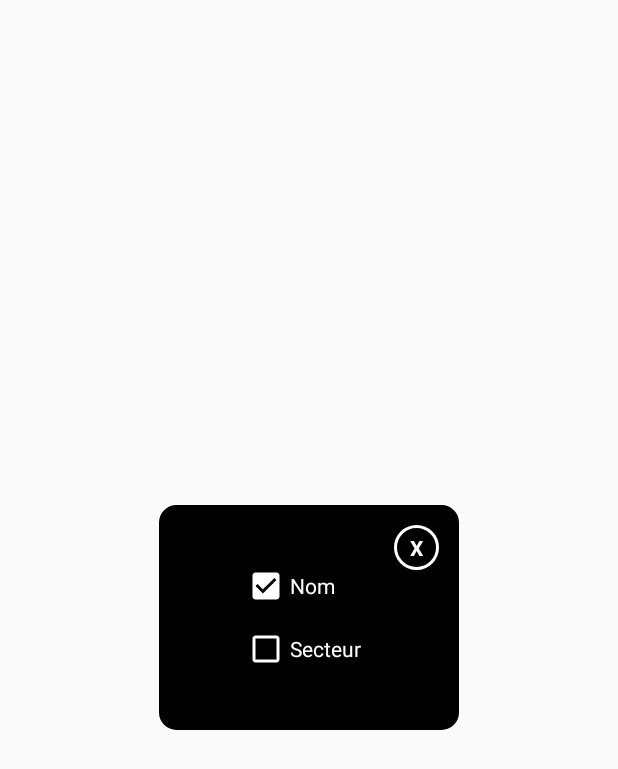
After one commit to HunteRoi/bepway.front.mobile, an Android app: the layout filter_popup.xml on its own in the app's theme, with its tools: preview values and no code run, on a phone screen of 412 x 824 dp. The commit adds this screen. Shown: the top 769 px of the screen. Run offline under Robolectric (Android 15) with nearby library versions, the phone set to English and light mode, and no system bars; network calls fail.

Commit message:
Rework research + filter look

```diff
--- a/App/BepWay/app/src/main/java/com/henallux/bepway/dataAccess/ZoningDAO.java
+++ b/App/BepWay/app/src/main/java/com/henallux/bepway/dataAccess/ZoningDAO.java
@@ -48,7 +48,7 @@ public class ZoningDAO {
                             for (int c = 0; c < arrayZ.length(); c++) {
                                 JSONArray arrayC = arrayZ.getJSONArray(c);
                                 for (int x = 0; x < arrayC.length(); x++) {
-                                    coordinates.add(new Coordinate(Float.parseFloat(arrayC.getString(0)), Float.parseFloat(arrayC.getString(1))));
+                                    coordinates.add(new Coordinate(Float.parseFloat(arrayC.getString(1)), Float.parseFloat(arrayC.getString(0))));
                                 }
                             }
                         }
@@ -58,7 +58,7 @@ public class ZoningDAO {
                     JSONArray uniqueArray = coordinatesJSON.getJSONArray(0);
                     for(int y = 0; y < uniqueArray.length(); y++){
                         JSONArray coordArray = uniqueArray.getJSONArray(y);
-                        coordinates.add(new Coordinate(Float.parseFloat(coordArray.getString(0)), Float.parseFloat(coordArray.getString(1))));
+                        coordinates.add(new Coordinate(Float.parseFloat(coordArray.getString(1)), Float.parseFloat(coordArray.getString(0))));
                     }
                 }
                 String nom = fields.getString("bep_services_dbo_gestparc_pae_caracteristiques_nomparc");
--- a/App/BepWay/app/src/main/java/com/henallux/bepway/features/recyclerView/RecyclerItemClickListener.java
+++ b/App/BepWay/app/src/main/java/com/henallux/bepway/features/recyclerView/RecyclerItemClickListener.java
@@ -13,7 +13,7 @@ public class RecyclerItemClickListener implements RecyclerView.OnItemTouchListen
     public interface OnItemClickListener {
         public void onItemClick(View view, int position);
 
-        public void onLongItemClick(View view, int position);
+        //public void onLongItemClick(View view, int position);
     }
 
     GestureDetector mGestureDetector;
@@ -26,13 +26,13 @@ public class RecyclerItemClickListener implements RecyclerView.OnItemTouchListen
                 return true;
             }
 
-            @Override
+           /* @Override
             public void onLongPress(MotionEvent e) {
                 View child = recyclerView.findChildViewUnder(e.getX(), e.getY());
                 if (child != null && mListener != null) {
                     mListener.onLongItemClick(child, recyclerView.getChildAdapterPosition(child));
                 }
-            }
+            }*/
         });
     }
 
--- a/App/BepWay/app/src/main/java/com/henallux/bepway/model/Zoning.java
+++ b/App/BepWay/app/src/main/java/com/henallux/bepway/model/Zoning.java
@@ -17,6 +17,10 @@ public class Zoning {
         setUrl(url);
         setSuperficie(superficie);
         setRoads(roads);
+    }
+
+    public String toString(){
+        return name;
     }
 
     public String getName() {
--- /dev/null
+++ b/App/BepWay/app/src/main/res/layout/filter_popup.xml
@@ -0,0 +1,71 @@
+<?xml version="1.0" encoding="utf-8"?>
+<android.support.constraint.ConstraintLayout xmlns:android="http://schemas.android.com/apk/res/android"
+    xmlns:app="http://schemas.android.com/apk/res-auto"
+    xmlns:tools="http://schemas.android.com/tools"
+    android:layout_width="200dp"
+    android:layout_height="150dp"
+    android:layout_gravity="center"
+    android:background="@drawable/background_popup"
+    android:orientation="vertical"
+    android:padding="5dp">
+
+    <TextView
+        android:id="@+id/close_filterPopup"
+        android:layout_width="30dp"
+        android:layout_height="30dp"
+        android:layout_marginTop="8dp"
+        android:layout_marginEnd="8dp"
+        android:background="@drawable/cercle_background_exit"
+        android:gravity="center"
+        android:text="X"
+        android:textColor="@color/white"
+        android:textStyle="bold"
+        app:layout_constraintEnd_toEndOf="parent"
+        app:layout_constraintTop_toTopOf="parent" />
+
+    <android.support.constraint.ConstraintLayout
+        android:layout_width="wrap_content"
+        android:layout_height="wrap_content"
+        android:layout_marginStart="8dp"
+        android:layout_marginTop="8dp"
+        android:layout_marginEnd="8dp"
+        android:layout_marginBottom="8dp"
+        app:layout_constraintBottom_toBottomOf="parent"
+        app:layout_constraintEnd_toEndOf="parent"
+        app:layout_constraintStart_toStartOf="parent"
+        app:layout_constraintTop_toTopOf="parent">
+
+        <CheckBox
+            android:id="@+id/checkName"
+            android:layout_width="90dp"
+            android:layout_height="wrap_content"
+            android:layout_marginStart="8dp"
+            android:layout_marginTop="8dp"
+            android:layout_marginEnd="8dp"
+            android:buttonTint="@color/white"
+            android:checked="true"
+            android:text="@string/filter_name_option"
+            android:textColor="@color/white"
+            app:layout_constraintEnd_toEndOf="parent"
+            app:layout_constraintStart_toStartOf="parent"
+            app:layout_constraintTop_toTopOf="parent" />
+
+        <CheckBox
+            android:id="@+id/checkSector"
+            android:layout_width="90dp"
+            android:layout_height="wrap_content"
+            android:layout_marginStart="8dp"
+            android:layout_marginTop="10dp"
+            android:layout_marginEnd="8dp"
+            android:layout_marginBottom="8dp"
+            android:buttonTint="@color/white"
+            android:text="@string/filter_sector_option"
+            android:textColor="@color/white"
+            app:layout_constraintBottom_toBottomOf="parent"
+            app:layout_constraintEnd_toEndOf="parent"
+            app:layout_constraintStart_toStartOf="parent"
+            app:layout_constraintTop_toBottomOf="@+id/checkName" />
+
+    </android.support.constraint.ConstraintLayout>
+
+</android.support.constraint.ConstraintLayout>
--- a/App/BepWay/app/src/main/res/layout/fragment_register.xml
+++ b/App/BepWay/app/src/main/res/layout/fragment_register.xml
@@ -193,7 +193,7 @@
         app:layout_constraintStart_toStartOf="parent" />
 
     <Button
-        android:id="@+id/button2"
+        android:id="@+id/cancelAccountButton"
         android:layout_width="wrap_content"
         android:layout_height="wrap_content"
         android:layout_marginEnd="40dp"
--- a/App/BepWay/app/src/main/res/layout/list_layout_companies.xml
+++ b/App/BepWay/app/src/main/res/layout/list_layout_companies.xml
@@ -7,10 +7,10 @@
     android:layout_height="match_parent"
     android:background="@color/white">
 
-    <SearchView
+    <!--<SearchView
         android:id="@+id/searchViewCompanies"
         android:layout_width="match_parent"
-        android:layout_height="wrap_content" />
+        android:layout_height="wrap_content" />-->
 
     <android.support.v7.widget.RecyclerView
         android:id="@+id/recyclerView"
@@ -18,7 +18,7 @@
         android:layout_height="0dp"
         android:background="@color/common_google_signin_btn_text_dark_default"
         app:layout_constraintBottom_toBottomOf="parent"
-        app:layout_constraintTop_toBottomOf="@+id/searchViewCompanies">
+        app:layout_constraintTop_toTopOf="parent">
 
     </android.support.v7.widget.RecyclerView>
 
--- a/App/BepWay/app/src/main/res/layout/zoning_popup.xml
+++ b/App/BepWay/app/src/main/res/layout/zoning_popup.xml
@@ -223,7 +223,7 @@
             android:layout_width="wrap_content"
             android:layout_height="wrap_content"
             android:layout_marginTop="8dp"
-            android:text="nbImplent"
+            android:text="10"
             android:textColor="@color/white"
             android:textSize="12sp"
             app:layout_constraintLeft_toLeftOf="@id/companyIcon"
--- a/App/BepWay/app/src/main/res/values/styles.xml
+++ b/App/BepWay/app/src/main/res/values/styles.xml
@@ -6,7 +6,7 @@
         <item name="colorPrimary">@color/black</item>
         <item name="colorPrimaryDark">@color/black</item>
         <item name="colorAccent">@color/colorAccent</item>
-        <item name="android:actionOverflowButtonStyle">@style/filterIcon</item>
+        <!--<item name="android:actionOverflowButtonStyle">@style/filterIcon</item>-->
     </style>
 
     <style name="AppThemeDrawer" parent="Theme.AppCompat.NoActionBar">
```
Also changed, not shown: App/BepWay/app/src/main/AndroidManifest.xml (+3 -7 lines), App/BepWay/app/src/main/java/com/henallux/bepway/features/activities/CompaniesActivity.java (+72 -52 lines), App/BepWay/app/src/main/java/com/henallux/bepway/features/activities/MapActivity.java (+9 -9 lines), App/BepWay/app/src/main/java/com/henallux/bepway/features/activities/ZoningsActivity.java (+35 -25 lines), App/BepWay/app/src/main/java/com/henallux/bepway/features/fragment/RegisterFragment.java (+18 -0 lines), App/BepWay/app/src/main/java/com/henallux/bepway/features/map/SurfaceMap.java (+9 -6 lines), App/BepWay/app/src/main/java/com/henallux/bepway/model/Company.java (+12 -1 lines), App/BepWay/app/src/main/res/layout/activity_map.xml (+8 -6 lines), App/BepWay/app/src/main/res/layout/fragment_log.xml (+45 -19 lines), App/BepWay/app/src/main/res/layout/list_layout_zonings.xml (+1 -6 lines), App/BepWay/app/src/main/res/menu/filter_search_layout.xml (+15 -2 lines), App/BepWay/app/src/main/res/menu/zoning_menu.xml (added, +12 -0 lines).
